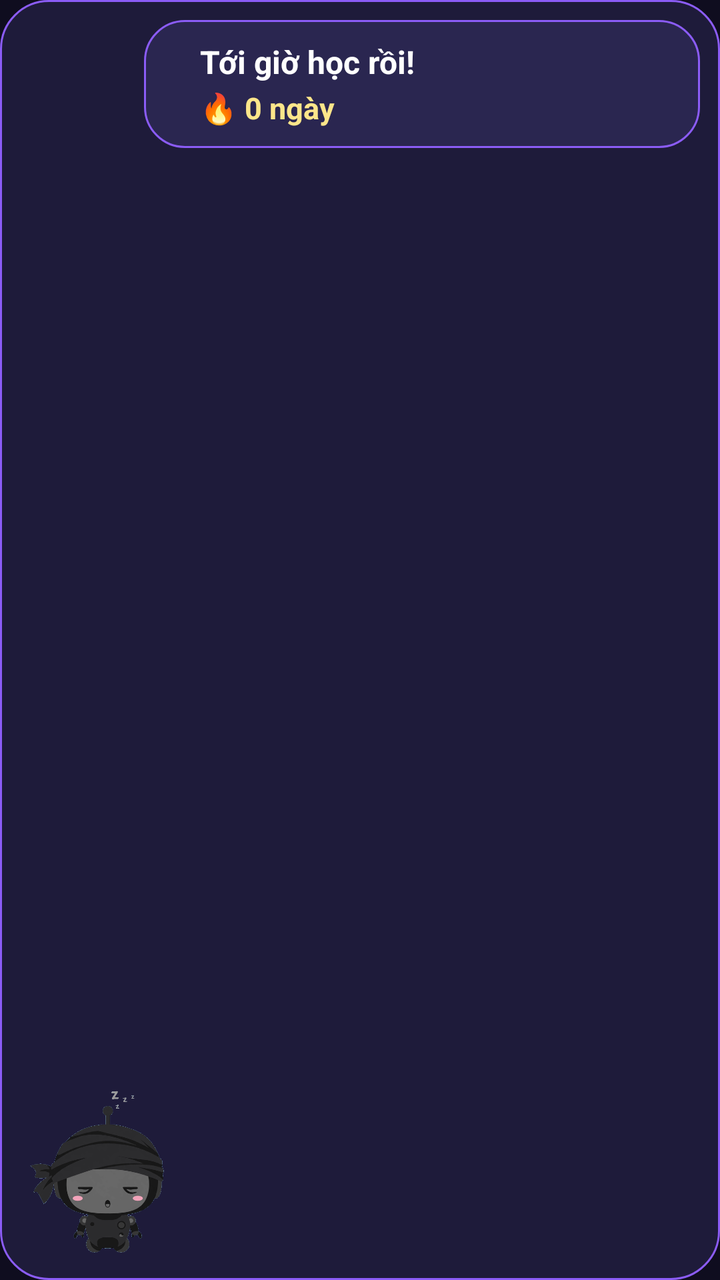
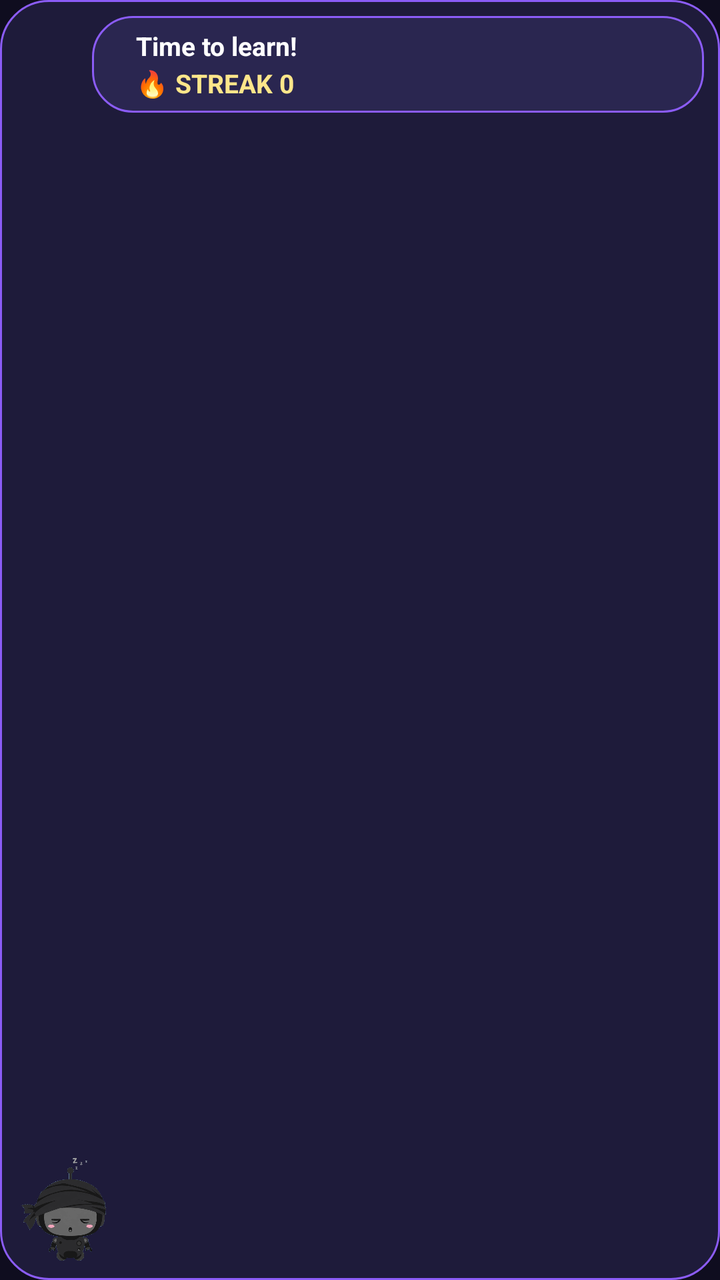

Compare the two renders of this Android layout. The source of the first and the diff that turns it into the second are given below.
<!-- AndroidManifest.xml: application theme AppTheme -->
<!-- res/layout/widget_loop.xml -->
<?xml version="1.0" encoding="utf-8"?>
<RelativeLayout xmlns:android="http://schemas.android.com/apk/res/android"
    android:id="@+id/w_root"
    android:layout_width="match_parent"
    android:layout_height="match_parent"
    android:background="@drawable/widget_bg"
    android:padding="8dp">

    
    <LinearLayout
        android:id="@+id/w_bubble"
        android:layout_width="match_parent"
        android:layout_height="wrap_content"
        android:layout_alignParentTop="true"
        android:layout_alignParentEnd="true"
        android:layout_marginStart="64dp"
        android:layout_marginTop="2dp"
        android:layout_marginEnd="2dp"
        android:orientation="vertical"
        android:background="@drawable/widget_bubble"
        android:paddingStart="28dp"
        android:paddingEnd="12dp"
        android:paddingTop="10dp"
        android:paddingBottom="10dp">

        <TextView
            android:id="@+id/w_caption"
            android:layout_width="match_parent"
            android:layout_height="wrap_content"
            android:text="Tới giờ học rồi!"
            android:textSize="16sp"
            android:textStyle="bold"
            android:textColor="#FFFFFF"
            android:maxLines="2"
            android:ellipsize="end" />

        <TextView
            android:id="@+id/w_streak"
            android:layout_width="wrap_content"
            android:layout_height="wrap_content"
            android:layout_marginTop="2dp"
            android:text="🔥 0 ngày"
            android:textSize="15sp"
            android:textStyle="bold"
            android:textColor="#FDE68A" />
    </LinearLayout>

    
    <ImageView
        android:id="@+id/w_mascot"
        android:layout_width="88dp"
        android:layout_height="88dp"
        android:layout_alignParentBottom="true"
        android:layout_alignParentStart="true"
        android:layout_marginStart="0dp"
        android:layout_marginBottom="0dp"
        android:src="@drawable/mascot_sleepy"
        android:contentDescription="Dip" />
</RelativeLayout>
<!-- resources referenced by this layout -->
<resources>
  <!-- drawable mascot_sleepy: png bitmap (drawable, 119405 bytes) -->
  <!-- drawable widget_bg (drawable) -->
  <?xml version="1.0" encoding="utf-8"?>
  <shape xmlns:android="http://schemas.android.com/apk/res/android"
      android:shape="rectangle">
      <solid android:color="#1E1B3A" />
      <corners android:radius="24dp" />
      <stroke android:width="1dp" android:color="#8B5CF6" />
  </shape>
  <!-- drawable widget_bubble (drawable) -->
  <?xml version="1.0" encoding="utf-8"?>
  <shape xmlns:android="http://schemas.android.com/apk/res/android"
      android:shape="rectangle">
      <solid android:color="#2A2650" />
      <corners android:radius="20dp" />
      <stroke android:width="1dp" android:color="#8B5CF6" />
  </shape>
  <style name="AppTheme" parent="android:Theme.Material.NoActionBar">
          <item name="android:windowBackground">@color/bg</item>
          <item name="android:textColor">@color/text</item>
          <item name="android:editTextColor">@color/text</item>
      </style>
  <color name="bg">#0F0D1F</color>
  <color name="text">#FFFFFF</color>
</resources>

<!-- the commit's change to res/layout/widget_loop.xml (unified diff, before → after) -->
@@ -4,7 +4,7 @@
     android:layout_width="match_parent"
     android:layout_height="match_parent"
     android:background="@drawable/widget_bg"
-    android:padding="8dp">
+    android:padding="6dp">
 
     
     <LinearLayout
@@ -13,22 +13,22 @@
         android:layout_height="wrap_content"
         android:layout_alignParentTop="true"
         android:layout_alignParentEnd="true"
-        android:layout_marginStart="64dp"
+        android:layout_marginStart="40dp"
         android:layout_marginTop="2dp"
         android:layout_marginEnd="2dp"
         android:orientation="vertical"
         android:background="@drawable/widget_bubble"
-        android:paddingStart="28dp"
-        android:paddingEnd="12dp"
-        android:paddingTop="10dp"
-        android:paddingBottom="10dp">
+        android:paddingStart="22dp"
+        android:paddingEnd="10dp"
+        android:paddingTop="6dp"
+        android:paddingBottom="6dp">
 
         <TextView
             android:id="@+id/w_caption"
             android:layout_width="match_parent"
             android:layout_height="wrap_content"
-            android:text="Tới giờ học rồi!"
-            android:textSize="16sp"
+            android:text="Time to learn!"
+            android:textSize="13sp"
             android:textStyle="bold"
             android:textColor="#FFFFFF"
             android:maxLines="2"
@@ -38,9 +38,9 @@
             android:id="@+id/w_streak"
             android:layout_width="wrap_content"
             android:layout_height="wrap_content"
-            android:layout_marginTop="2dp"
-            android:text="🔥 0 ngày"
-            android:textSize="15sp"
+            android:layout_marginTop="1dp"
+            android:text="🔥 STREAK 0"
+            android:textSize="13sp"
             android:textStyle="bold"
             android:textColor="#FDE68A" />
     </LinearLayout>
@@ -48,8 +48,8 @@
     
     <ImageView
         android:id="@+id/w_mascot"
-        android:layout_width="88dp"
-        android:layout_height="88dp"
+        android:layout_width="56dp"
+        android:layout_height="56dp"
         android:layout_alignParentBottom="true"
         android:layout_alignParentStart="true"
         android:layout_marginStart="0dp"
